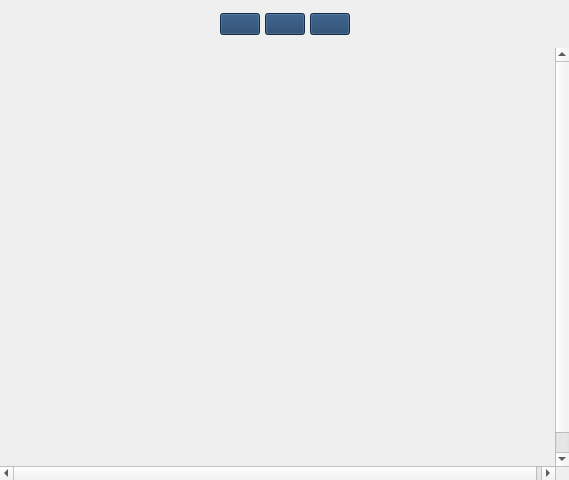
Above: qt-test/qt-image-viewer-test/imageViewerTest/imageviewerwindow.ui from yongqian10/CADVision before the change. Below: the same form after it.
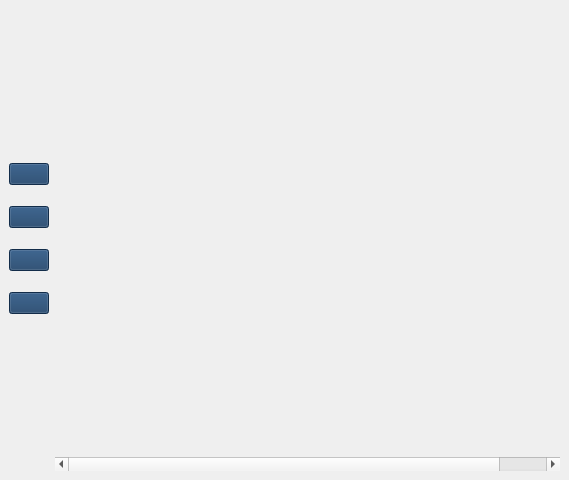
That is the form after the change. Icons and pictures are not drawn.

Commit message: change tool palette from horizontal docked to size vertical dock

Diff of the .ui file:
```diff
--- a/qt-test/qt-image-viewer-test/imageViewerTest/imageviewerwindow.ui
+++ b/qt-test/qt-image-viewer-test/imageViewerTest/imageviewerwindow.ui
@@ -36,6 +36,47 @@
         <number>0</number>
       </property>
       <item>
+        <widget class="QWidget" name="workspaces">
+          <layout class="QHBoxLayout" name="workspacesHorizontalLayout">
+            <!--
+              <item>
+              <widget class="QPushButton" name="imageViewerButton">
+              <property name="cursor">
+                <cursorShape>PointingHandCursor</cursorShape>
+              </property>
+              <property name="text">
+                <string/>
+              </property>
+              <property name="icon">
+                <iconset>
+                  <normaloff>../../../src/CADVision-demo/Images/open.png</normaloff>../../../src/CADVision-demo/Images/open.png</iconset>
+              </property>
+              <property name="flat">
+                <bool>true</bool>
+              </property>
+              <property name="iconsize" stdset="0">
+                <size>
+                  <width>93</width>
+                  <height>27</height>
+                </size>
+              </property>
+            </widget>
+            </item>
+            <item>
+              <spacer name="horizontalSpacer">
+                <property name="orientation">
+                  <enum>Qt::Horizontal</enum>
+                </property>
+                <property name="sizeHint" stdset="0">
+                  <size>
+                    <width>40</width>
+                    <height>20</height>
+                  </size>
+                </property>
+              </spacer>
+            </item>
+            -->
+            <item>
         <widget class="QFrame" name="toolbarFrame">
           <property name="minimumSize">
             <size>
@@ -45,11 +86,11 @@
           </property>
           <property name="maximumSize">
             <size>
-              <width>16777215</width>
-              <height>48</height>
-            </size>
-          </property>
-          <layout class="QHBoxLayout" name="horizontalLayout">
+                    <width>50</width>
+                    <height>200</height>
+                  </size>
+                </property>
+                <layout class="QVBoxLayout" name="toolBarVerticalLayout">
             <property name="spacing">
               <number>5</number>
             </property>
@@ -65,6 +106,7 @@
             <property name="bottomMargin">
               <number>7</number>
             </property>
+                  <!--
             <item>
               <spacer name="leftHorizontalSpacer">
                 <property name="orientation">
@@ -78,6 +120,52 @@
                 </property>
               </spacer>
             </item>
+                  -->
+                  <item>
+                    <widget class="QPushButton" name="openImgButton">
+                      <property name="toolTip">
+                        <string>Extract image from file</string>
+                      </property>
+                      <property name="text">
+                        <string/>
+                      </property>
+                      <property name="icon">
+                        <iconset resource="icons.qrc">
+                          <normaloff>:/icons/Images/opne-image.png</normaloff>
+                          <normalon>:/icons/Images/open-image.png</normalon>:/icons/Images/open-image.png</iconset>
+                      </property>
+                      <property name="iconSize">
+                        <size>
+                          <width>24</width>
+                          <height>24</height>
+                        </size>
+                      </property>
+                      <property name="checked">
+                        <bool>false</bool>
+                      </property>
+                      <property name="autoExclusive">
+                        <bool>false</bool>
+                      </property>
+                      <property name="default">
+                        <bool>false</bool>
+                      </property>
+                      <property name="flat">
+                        <bool>false</bool>
+                      </property>
+                      <property name="miminumSize" stdset="0">
+                        <size>
+                          <width>60</width>
+                          <height>34</height>
+                        </size>
+                      </property>
+                      <property name="maxinumSize" stdset="0">
+                        <size>
+                          <width>167721</width>
+                          <height>34</height>
+                        </size>
+                      </property>
+                    </widget>
+                  </item>
             <item>
               <widget class="QPushButton" name="zoomOutButton">
                 <property name="toolTip">
@@ -213,19 +301,6 @@
                 </property>
               </widget>
             </item>
-            <item>
-              <spacer name="rightHorizontalSpacer">
-                <property name="orientation">
-                  <enum>Qt::Horizontal</enum>
-                </property>
-                <property name="sizeHint" stdset="0">
-                  <size>
-                    <width>40</width>
-                    <height>20</height>
-                  </size>
-                </property>
-              </spacer>
-            </item>
           </layout>
         </widget>
       </item>
@@ -278,6 +353,9 @@
               </property>
             </widget>
           </widget>
+              </widget>
+            </item>
+          </layout>
         </widget>
       </item>
     </layout>
```
Left out of the diff: 9 changed lines with no effect on the pictures. Lines whose indentation alone changed are shown as unchanged. The commit also changes 3 other files.
